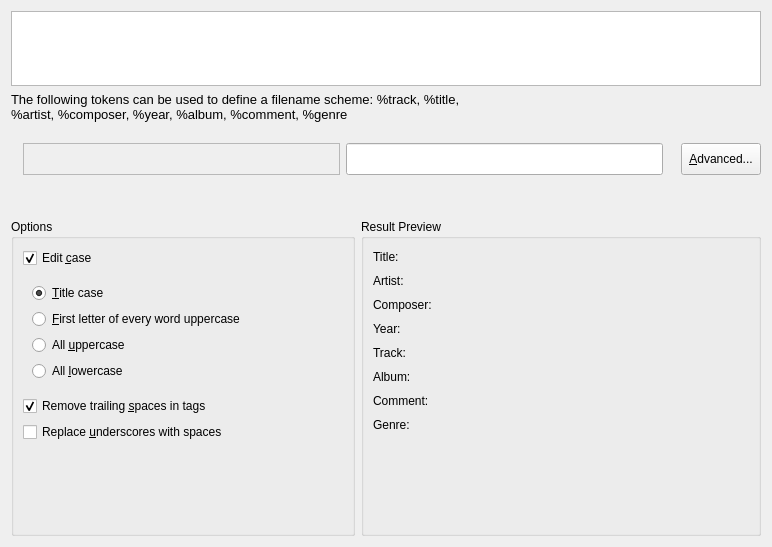
Before: the Qt Designer form src/dialogs/FilenameLayoutDialog.ui in KDE/amarok, drawn with Qt 5.
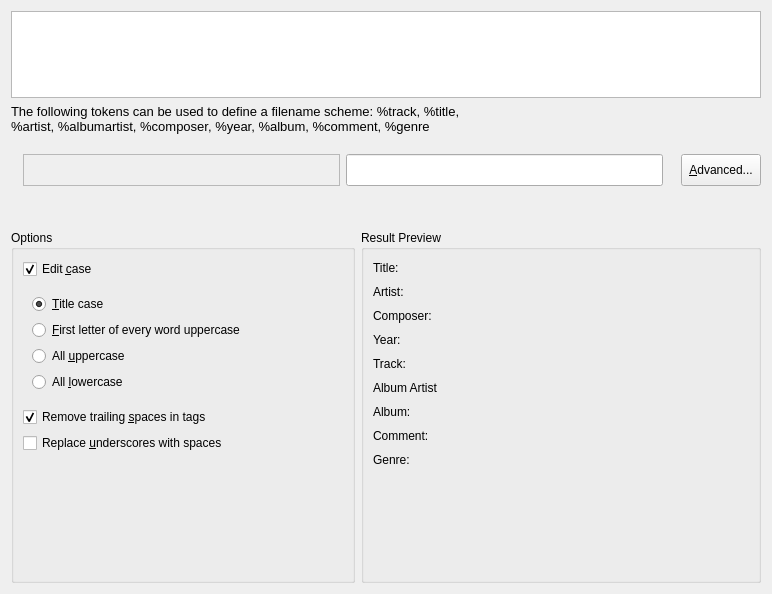
After: the same form once the commit is applied. Custom widgets are drawn as their Qt base class.

Commit message: Cumulative patch of Album Artist oriented staff. Adds QueryType for QueryMaker. Adds ability to group tracks by Album Artist in Collection Browser. Adds Album Artist field to TagDialog. Adds Album Artist token to TagGuesser and Organize Collection dialogs. Adds ability to set/update Album Artist on iPod.

The edit to the form file:
```diff
--- a/src/dialogs/FilenameLayoutDialog.ui
+++ b/src/dialogs/FilenameLayoutDialog.ui
@@ -7,7 +7,7 @@
     <x>0</x>
     <y>0</y>
     <width>752</width>
-    <height>547</height>
+    <height>594</height>
    </rect>
   </property>
   <property name="sizePolicy">
@@ -114,9 +114,9 @@
       <string>&lt;!DOCTYPE HTML PUBLIC &quot;-//W3C//DTD HTML 4.0//EN&quot; &quot;http://www.w3.org/TR/REC-html40/strict.dtd&quot;&gt;
 &lt;html&gt;&lt;head&gt;&lt;meta name=&quot;qrichtext&quot; content=&quot;1&quot; /&gt;&lt;style type=&quot;text/css&quot;&gt;
 p, li { white-space: pre-wrap; }
-&lt;/style&gt;&lt;/head&gt;&lt;body style=&quot; font-family:'Nimbus Sans L'; font-size:10pt; font-weight:400; font-style:normal;&quot;&gt;
-&lt;p style=&quot; margin-top:0px; margin-bottom:0px; margin-left:0px; margin-right:0px; -qt-block-indent:0; text-indent:0px;&quot;&gt;The following tokens can be used to define a filename scheme: %track, %title, &lt;/p&gt;
-&lt;p style=&quot; margin-top:0px; margin-bottom:0px; margin-left:0px; margin-right:0px; -qt-block-indent:0; text-indent:0px;&quot;&gt;%artist, %composer, %year, %album, %comment, %genre&lt;br /&gt;&lt;/p&gt;&lt;/body&gt;&lt;/html&gt;</string>
+&lt;/style&gt;&lt;/head&gt;&lt;body style=&quot; font-family:'Sans Serif'; font-size:9pt; font-weight:400; font-style:normal;&quot;&gt;
+&lt;p style=&quot; margin-top:0px; margin-bottom:0px; margin-left:0px; margin-right:0px; -qt-block-indent:0; text-indent:0px;&quot;&gt;&lt;span style=&quot; font-family:'Nimbus Sans L'; font-size:10pt;&quot;&gt;The following tokens can be used to define a filename scheme: %track, %title, &lt;/span&gt;&lt;/p&gt;
+&lt;p style=&quot; margin-top:0px; margin-bottom:0px; margin-left:0px; margin-right:0px; -qt-block-indent:0; text-indent:0px;&quot;&gt;&lt;span style=&quot; font-family:'Nimbus Sans L'; font-size:10pt;&quot;&gt;%artist, %albumartist, %composer, %year, %album, %comment, %genre&lt;br /&gt;&lt;/span&gt;&lt;/p&gt;&lt;/body&gt;&lt;/html&gt;</string>
      </property>
     </widget>
    </item>
@@ -549,21 +549,21 @@
             </property>
            </widget>
           </item>
-          <item row="5" column="0">
+          <item row="6" column="0">
            <widget class="QLabel" name="label_10">
             <property name="text">
              <string>Album:</string>
             </property>
            </widget>
           </item>
-          <item row="6" column="0">
+          <item row="7" column="0">
            <widget class="QLabel" name="label_11">
             <property name="text">
              <string>Comment:</string>
             </property>
            </widget>
           </item>
-          <item row="7" column="0">
+          <item row="8" column="0">
            <widget class="QLabel" name="label_12">
             <property name="text">
              <string>Genre:</string>
@@ -634,40 +634,8 @@
             </property>
            </widget>
           </item>
-          <item row="4" column="1">
-           <widget class="QLabel" name="Track_result">
-            <property name="minimumSize">
-             <size>
-              <width>0</width>
-              <height>18</height>
-             </size>
-            </property>
-            <property name="text">
-             <string>&lt;empty&gt;</string>
-            </property>
-            <property name="alignment">
-             <set>Qt::AlignRight|Qt::AlignTrailing|Qt::AlignVCenter</set>
-            </property>
-           </widget>
-          </item>
-          <item row="5" column="1">
-           <widget class="QLabel" name="Album_result">
-            <property name="minimumSize">
-             <size>
-              <width>0</width>
-              <height>18</height>
-             </size>
-            </property>
-            <property name="text">
-             <string>&lt;empty&gt;</string>
-            </property>
-            <property name="alignment">
-             <set>Qt::AlignRight|Qt::AlignTrailing|Qt::AlignVCenter</set>
-            </property>
-           </widget>
-          </item>
           <item row="6" column="1">
-           <widget class="QLabel" name="Comment_result">
+           <widget class="QLabel" name="Album_result">
             <property name="minimumSize">
              <size>
               <width>0</width>
@@ -683,6 +651,22 @@
            </widget>
           </item>
           <item row="7" column="1">
+           <widget class="QLabel" name="Comment_result">
+            <property name="minimumSize">
+             <size>
+              <width>0</width>
+              <height>18</height>
+             </size>
+            </property>
+            <property name="text">
+             <string>&lt;empty&gt;</string>
+            </property>
+            <property name="alignment">
+             <set>Qt::AlignRight|Qt::AlignTrailing|Qt::AlignVCenter</set>
+            </property>
+           </widget>
+          </item>
+          <item row="8" column="1">
            <widget class="QLabel" name="Genre_result">
             <property name="minimumSize">
              <size>
@@ -698,6 +682,51 @@
             </property>
            </widget>
           </item>
+          <item row="4" column="1">
+           <widget class="QLabel" name="Track_result">
+            <property name="minimumSize">
+             <size>
+              <width>0</width>
+              <height>18</height>
+             </size>
+            </property>
+            <property name="text">
+             <string>&lt;empty&gt;</string>
+            </property>
+            <property name="alignment">
+             <set>Qt::AlignRight|Qt::AlignTrailing|Qt::AlignVCenter</set>
+            </property>
+           </widget>
+          </item>
+          <item row="5" column="0">
+           <widget class="QLabel" name="label_13">
+            <property name="minimumSize">
+             <size>
+              <width>0</width>
+              <height>18</height>
+             </size>
+            </property>
+            <property name="text">
+             <string>Album Artist</string>
+            </property>
+           </widget>
+          </item>
+          <item row="5" column="1">
+           <widget class="QLabel" name="AlbumArtist_result">
+            <property name="minimumSize">
+             <size>
+              <width>0</width>
+              <height>18</height>
+             </size>
+            </property>
+            <property name="text">
+             <string>&lt;empty&gt;</string>
+            </property>
+            <property name="alignment">
+             <set>Qt::AlignRight|Qt::AlignTrailing|Qt::AlignVCenter</set>
+            </property>
+           </widget>
+          </item>
          </layout>
         </item>
         <item>
@@ -727,16 +756,16 @@
    <header>kbuttongroup.h</header>
    <container>1</container>
   </customwidget>
-  <customwidget>
-   <class>KLineEdit</class>
-   <extends>QLineEdit</extends>
-   <header>klineedit.h</header>
-  </customwidget>
   <customwidget>
    <class>KPushButton</class>
    <extends>QPushButton</extends>
    <header>kpushbutton.h</header>
   </customwidget>
+  <customwidget>
+   <class>KLineEdit</class>
+   <extends>QLineEdit</extends>
+   <header>klineedit.h</header>
+  </customwidget>
   <customwidget>
    <class>TokenPool</class>
    <extends>QListWidget</extends>
```
The commit also changes 59 other files.
